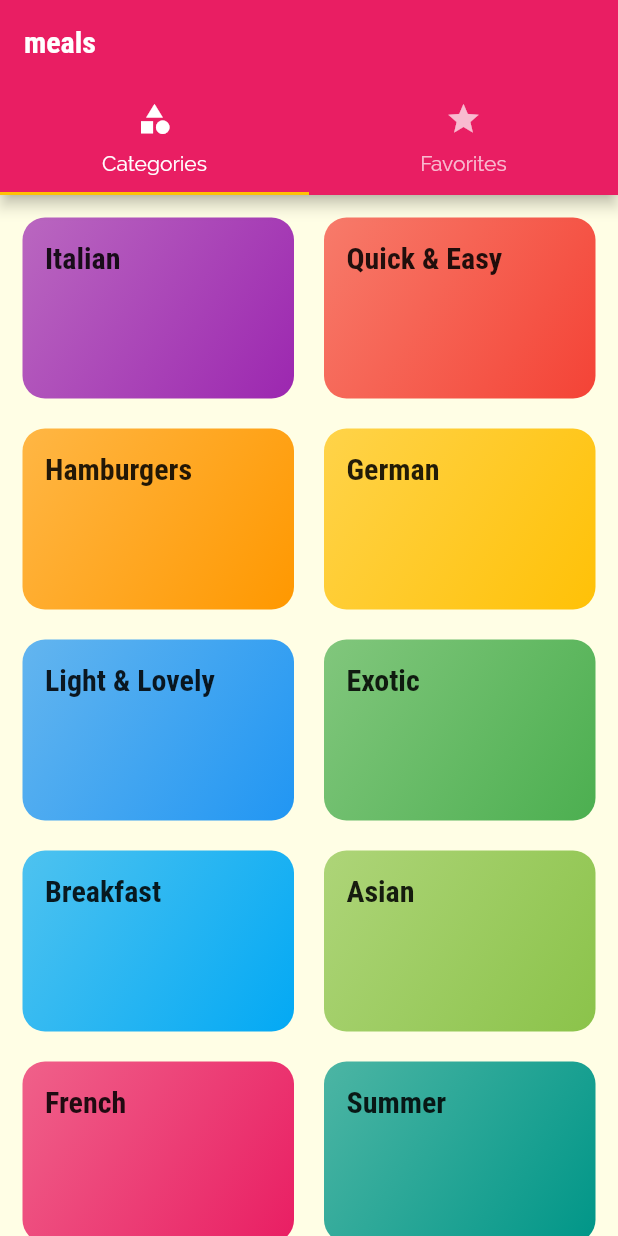
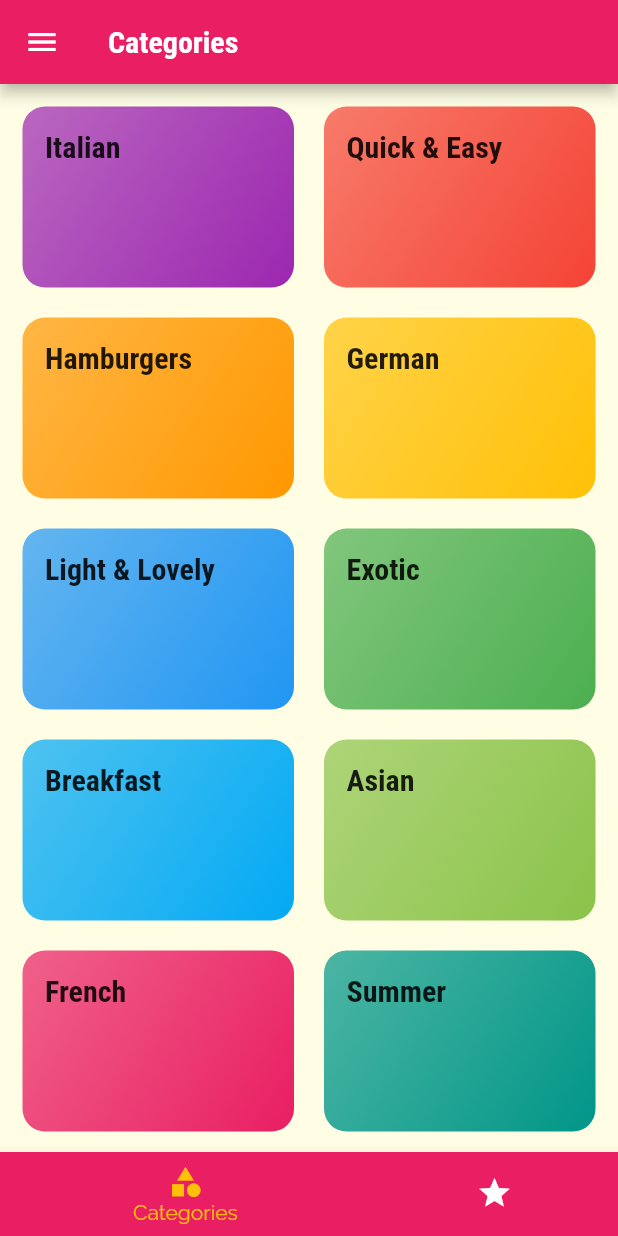
Before and after one commit to HussamKayed/Recipes-Provider-App, a Flutter app: the screen it shows after launch, on a phone screen of 412 x 824 dp. Run offline on Flutter 3.47's test engine with Material 2 defaults, Android fonts, the light colour scheme and no system bars.

Commit message:
section 174

```diff
--- a/lib/screens/tabs_screen.dart
+++ b/lib/screens/tabs_screen.dart
@@ -10,21 +10,46 @@ class TabsScreen extends StatefulWidget {
 }
 
 class _TabsScreenState extends State<TabsScreen> {
+  final List<Map<String, dynamic>> _listOfPages = [
+    {"page": CategoriesScreen(), "title": "Categories"},
+    {"page": FavoritesScreen(), "title": "Favorites"}
+  ];
+
+  int _selectedPageIndex = 0;
+
+  void _selectPage(int index) {
+    setState(() {
+      _selectedPageIndex = index;
+    });
+  }
+
   @override
   Widget build(BuildContext context) {
-    return DefaultTabController(
-        length: 2,
-        child: Scaffold(
-          appBar: AppBar(
-              title: Text("meals"),
-              bottom: TabBar(
-                tabs: <Widget>[
-                  Tab(icon: Icon(Icons.category), text: "Categories"),
-                  Tab(icon: Icon(Icons.star), text: "Favorites")
-                ],
-              )),
-          body: TabBarView(
-              children: <Widget>[CategoriesScreen(), FavoritesScreen()]),
+    return Scaffold(
+        appBar: AppBar(
+          title: Text(_listOfPages[_selectedPageIndex]["title"]),
+        ),
+        drawer: Drawer(child: Text("The drawer")),
+        body: _listOfPages[_selectedPageIndex]["page"],
+        bottomNavigationBar: BottomNavigationBar(
+          onTap: _selectPage,
+          backgroundColor: Theme.of(context).primaryColor,
+          currentIndex: _selectedPageIndex,
+          selectedItemColor: Theme.of(context).accentColor,
+          unselectedItemColor: Colors.white,
+          type: BottomNavigationBarType.shifting,
+          items: [
+            BottomNavigationBarItem(
+              backgroundColor: Theme.of(context).primaryColor,
+              icon: Icon(Icons.category),
+              label: "Categories",
+            ),
+            BottomNavigationBarItem(
+              backgroundColor: Theme.of(context).primaryColor,
+              icon: Icon(Icons.star),
+              label: "Favorites",
+            ),
+          ],
         ));
   }
 }
```
